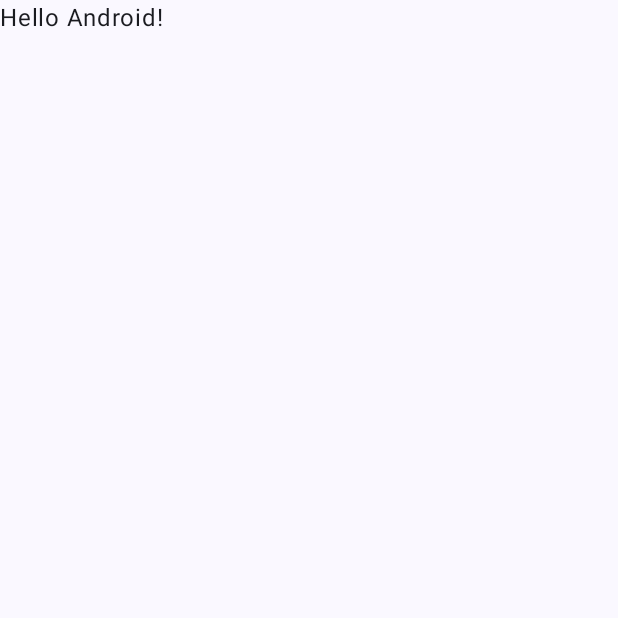
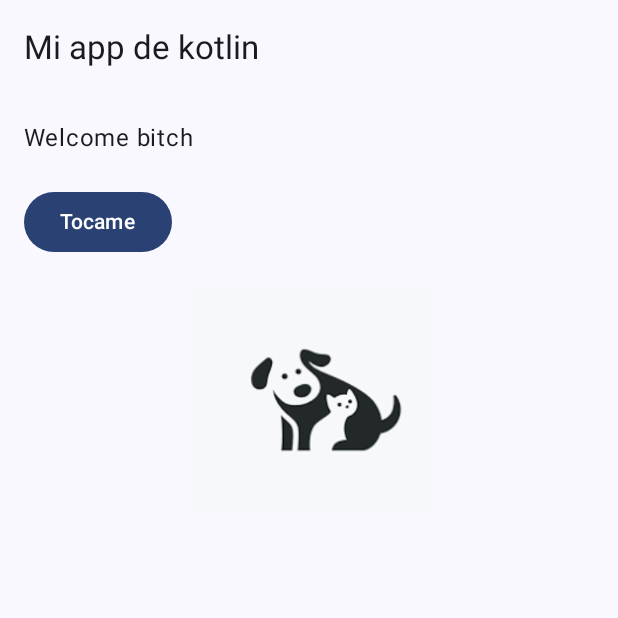
Before and after one commit to francisconimarvin/DraVeterinariaMobile, an Android app built with Jetpack Compose: the screen it shows after launch (MainActivity), on a phone screen of 412 x 824 dp, the top half of it. Before the commit the part shown is almost empty. Run offline under Robolectric (Android 15) with nearby library versions, the phone set to English and light mode, and no system bars.

Commit message:
Pantalla HomeScreen con estructura Scaffold/ Yo sí pude jajajajajaja

```diff
--- a/app/src/main/java/com/example/draveterinaria/MainActivity.kt
+++ b/app/src/main/java/com/example/draveterinaria/MainActivity.kt
@@ -12,24 +12,20 @@
 import androidx.compose.ui.Modifier
 import androidx.compose.ui.tooling.preview.Preview
 import com.example.draveterinaria.ui.theme.DraVeterinariaTheme
-
+import com.example.draveterinaria.ui.theme.HomeScreen
 class MainActivity : ComponentActivity() {
     override fun onCreate(savedInstanceState: Bundle?) {
         super.onCreate(savedInstanceState)
-        enableEdgeToEdge()
         setContent {
+
             DraVeterinariaTheme {
-                Scaffold(modifier = Modifier.fillMaxSize()) { innerPadding ->
-                    Greeting(
-                        name = "Android",
-                        modifier = Modifier.padding(innerPadding)
-                    )
-                }
+
+                HomeScreen()
             }
         }
     }
 }
-
+/*
 @Composable
 fun Greeting(name: String, modifier: Modifier = Modifier) {
     Text(
@@ -38,10 +34,11 @@
     )
 }
 
+
 @Preview(showBackground = true)
 @Composable
 fun GreetingPreview() {
     DraVeterinariaTheme {
         Greeting("Android")
     }
-}
+}*/
--- /dev/null
+++ b/app/src/main/java/com/example/draveterinaria/ui/theme/HomeScreen.kt
@@ -0,0 +1,54 @@
+package com.example.draveterinaria.ui.theme
+
+import androidx.compose.foundation.Image
+import androidx.compose.foundation.layout.*
+import androidx.compose.material3.Button
+import androidx.compose.material3.ExperimentalMaterial3Api
+import androidx.compose.material3.Text
+import androidx.compose.runtime.Composable
+import androidx.compose.ui.Modifier
+import androidx.compose.ui.layout.ContentScale
+import androidx.compose.ui.res.painterResource
+import androidx.compose.ui.unit.dp
+import androidx.compose.ui.tooling.preview.Preview
+import com.example.draveterinaria.R
+import androidx.compose.material3.Scaffold
+import androidx.compose.material3.TopAppBar
+
+
+@OptIn(ExperimentalMaterial3Api::class)
+@Composable
+fun HomeScreen() {
+    Scaffold (
+        topBar = {
+            TopAppBar(title = { Text("Mi app de kotlin") })
+        }
+    ) { innerPadding ->
+        Column(
+            modifier = Modifier
+                .padding(innerPadding)
+                .fillMaxSize()
+                .padding(16.dp),
+            verticalArrangement = Arrangement.spacedBy(20.dp)
+        ) {
+            Text(text = "Welcome bitch")
+            Button(onClick = {/*accion futura*/ }){
+                Text("Tocame")
+            }
+            Image(
+                painter = painterResource(id = R.drawable.logo),
+                contentDescription = "Logo App",
+                modifier = Modifier
+                    .fillMaxWidth()
+                    .height(150.dp),
+                contentScale = ContentScale.Fit
+            )
+        }
+    }
+}
+
+@Preview(showBackground = true)
+@Composable
+fun HomeScreenPreview(){
+    HomeScreen()
+}
```
Also changed, not shown: app/src/main/res/drawable/logo.png (added).
